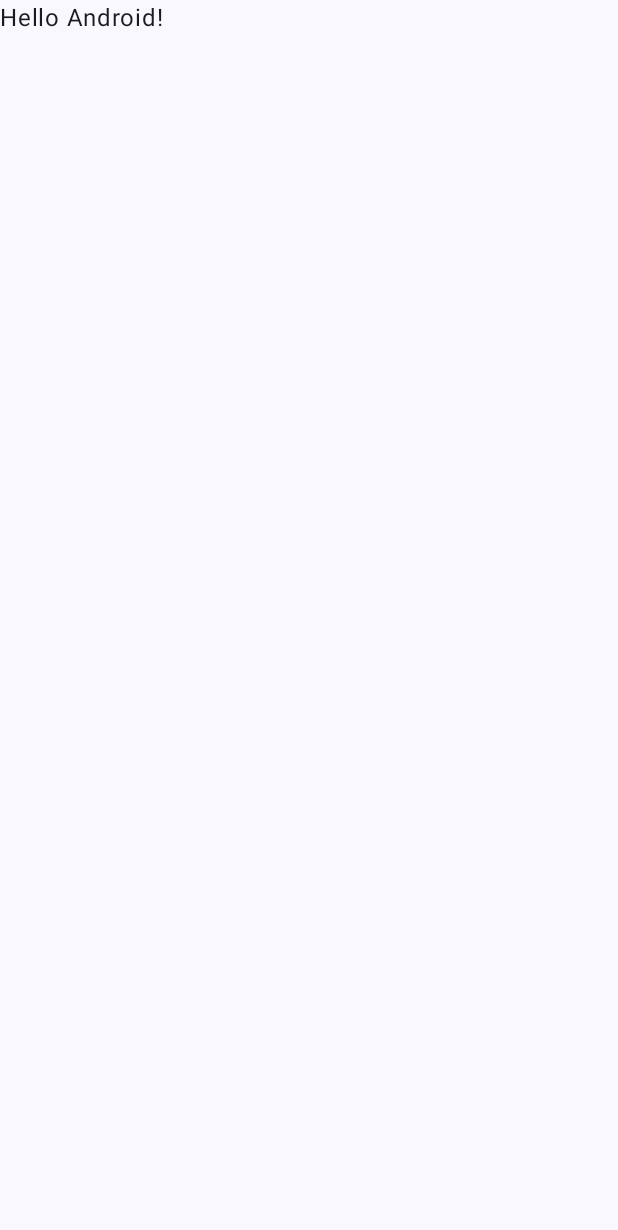
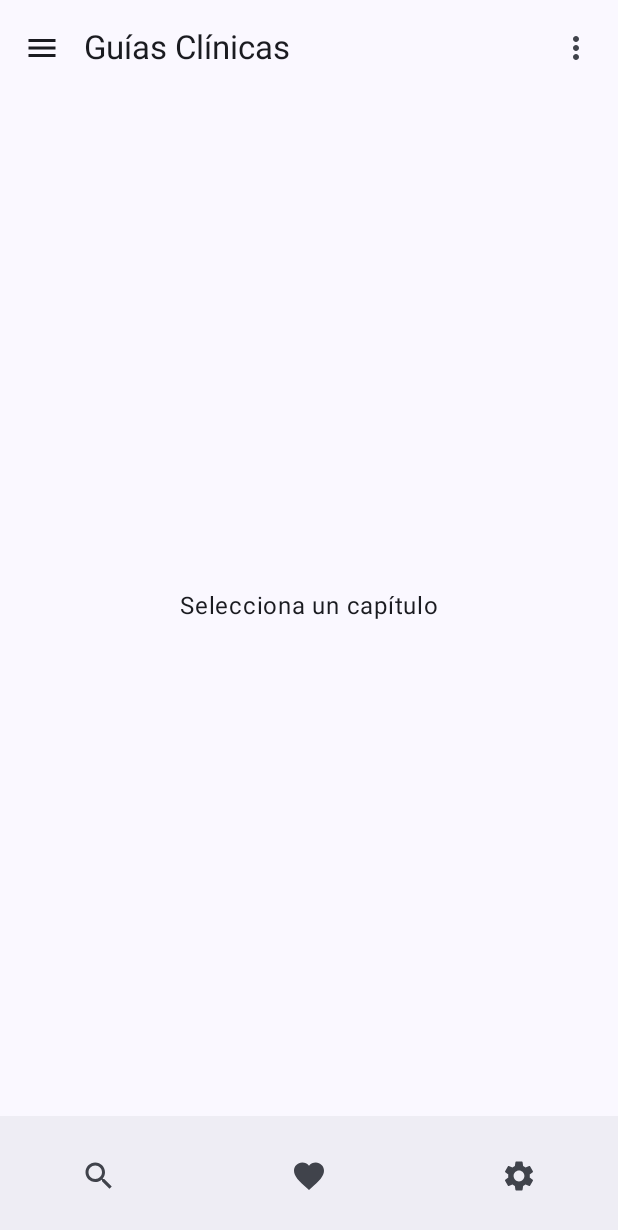
Before and after one commit to GiovannyPonte/GuiasClinicas, an Android app built with Jetpack Compose: the screen it shows after launch (MainActivity), on a phone screen of 412 x 824 dp. Before the commit the part shown is almost empty. Shown: the top 1230 px of the screen. Run offline under Robolectric (Android 15) with nearby library versions, the phone set to English and light mode, and no system bars.

Commit message:
feat: add guide navigation with drawer and bottom bar

```diff
--- a/app/src/main/java/com/gio/guiasclinicas/MainActivity.kt
+++ b/app/src/main/java/com/gio/guiasclinicas/MainActivity.kt
@@ -3,45 +3,145 @@ package com.gio.guiasclinicas
 import android.os.Bundle
 import androidx.activity.ComponentActivity
 import androidx.activity.compose.setContent
-import androidx.activity.enableEdgeToEdge
+import androidx.compose.foundation.layout.Box
 import androidx.compose.foundation.layout.fillMaxSize
 import androidx.compose.foundation.layout.padding
-import androidx.compose.material3.Scaffold
-import androidx.compose.material3.Text
-import androidx.compose.runtime.Composable
+import androidx.compose.material.icons.Icons
+import androidx.compose.material.icons.filled.*
+import androidx.compose.material3.*
+import androidx.compose.runtime.*
+import androidx.compose.ui.Alignment
 import androidx.compose.ui.Modifier
 import androidx.compose.ui.tooling.preview.Preview
+import androidx.compose.ui.unit.dp
+import kotlinx.coroutines.launch
 import com.gio.guiasclinicas.ui.theme.GuiasClinicasTheme
 
 class MainActivity : ComponentActivity() {
     override fun onCreate(savedInstanceState: Bundle?) {
         super.onCreate(savedInstanceState)
-        enableEdgeToEdge()
         setContent {
             GuiasClinicasTheme {
-                Scaffold( modifier = Modifier.fillMaxSize() ) { innerPadding ->
-                    Greeting(
-                        name = "Android",
-                        modifier = Modifier.padding(innerPadding)
-                    )
-                }
+                GuidesApp()
             }
         }
     }
 }
 
 @Composable
-fun Greeting(name: String, modifier: Modifier = Modifier) {
-    Text(
-        text = "Hello $name!",
-        modifier = modifier
-    )
+fun GuidesApp() {
+    val scope = rememberCoroutineScope()
+    val drawerState = rememberDrawerState(DrawerValue.Closed)
+    var selectedGuide by remember { mutableStateOf<String?>(null) }
+    var selectedChapter by remember { mutableStateOf<String?>(null) }
+    var menuExpanded by remember { mutableStateOf(false) }
+
+    val chapters = when (selectedGuide) {
+        "HTA 2025" -> listOf("Introducción", "Diagnóstico", "Tratamiento")
+        "SCA 2025" -> listOf("Evaluación", "Manejo Inicial", "Rehabilitación")
+        else -> emptyList()
+    }
+
+    ModalNavigationDrawer(
+        drawerState = drawerState,
+        drawerContent = {
+            ModalDrawerSheet {
+                Text(
+                    text = selectedGuide ?: "",
+                    modifier = Modifier.padding(16.dp),
+                    style = MaterialTheme.typography.titleMedium
+                )
+                chapters.forEach { chapter ->
+                    NavigationDrawerItem(
+                        label = { Text(chapter) },
+                        selected = chapter == selectedChapter,
+                        onClick = {
+                            selectedChapter = chapter
+                            scope.launch { drawerState.close() }
+                        }
+                    )
+                }
+            }
+        }
+    ) {
+        Scaffold(
+            topBar = {
+                TopAppBar(
+                    title = { Text(selectedGuide ?: "Guías Clínicas") },
+                    navigationIcon = {
+                        IconButton(onClick = {
+                            scope.launch {
+                                if (drawerState.isClosed) drawerState.open() else drawerState.close()
+                            }
+                        }) {
+                            Icon(Icons.Default.Menu, contentDescription = "Abrir menú")
+                        }
+                    },
+                    actions = {
+                        IconButton(onClick = { menuExpanded = true }) {
+                            Icon(Icons.Default.MoreVert, contentDescription = "Seleccionar guía")
+                        }
+                        DropdownMenu(expanded = menuExpanded, onDismissRequest = { menuExpanded = false }) {
+                            DropdownMenuItem(
+                                text = { Text("HTA 2025") },
+                                onClick = {
+                                    selectedGuide = "HTA 2025"
+                                    selectedChapter = null
+                                    menuExpanded = false
+                                    scope.launch { drawerState.open() }
+                                }
+                            )
+                            DropdownMenuItem(
+                                text = { Text("SCA 2025") },
+                                onClick = {
+                                    selectedGuide = "SCA 2025"
+                                    selectedChapter = null
+                                    menuExpanded = false
+                                    scope.launch { drawerState.open() }
+                                }
+                            )
+                        }
+                    }
+                )
+            },
+            bottomBar = {
+                NavigationBar {
+                    NavigationBarItem(
+                        selected = false,
+                        onClick = {},
+                        icon = { Icon(Icons.Default.Search, contentDescription = "Buscar") }
+                    )
+                    NavigationBarItem(
+                        selected = false,
+                        onClick = {},
+                        icon = { Icon(Icons.Default.Favorite, contentDescription = "Favoritos") }
+                    )
+                    NavigationBarItem(
+                        selected = false,
+                        onClick = {},
+                        icon = { Icon(Icons.Default.Settings, contentDescription = "Ajustes") }
+                    )
+                }
+            }
+        ) { innerPadding ->
+            val text = selectedChapter?.let { "Detalles ficticios de $it de ${selectedGuide}" }
+                ?: "Selecciona un capítulo"
+            Box(
+                modifier = Modifier
+                    .fillMaxSize()
+                    .padding(innerPadding),
+                contentAlignment = Alignment.Center
+            ) {
+                Text(text)
+            }
+        }
+    }
 }
 
 @Preview(showBackground = true)
 @Composable
-fun GreetingPreview() {
+fun GuidesAppPreview() {
     GuiasClinicasTheme {
-        Greeting("Android")
+        GuidesApp()
     }
 }
```
